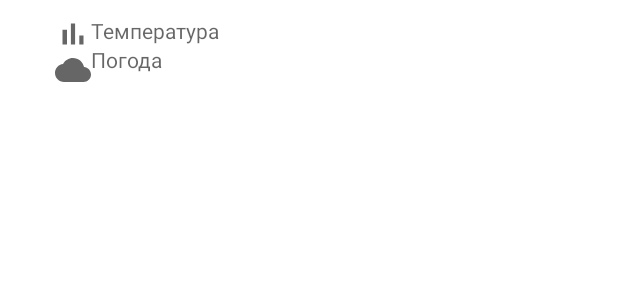
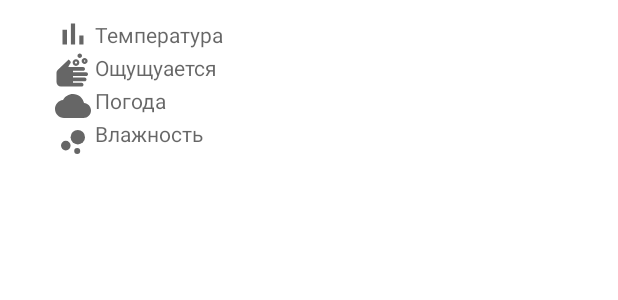
Before and after one commit to alf3ratz/AvitoWeather, an Android app: the layout day_container.xml on its own in the app's theme, with its tools: preview values and no code run, on a phone screen of 412 x 824 dp. Shown: the top 300 px of the screen. Run offline under Robolectric (Android 15) with nearby library versions, the phone set to English and light mode, and no system bars.

Commit message:
eighth commit

```diff
--- a/app/src/main/java/hse/ru/avitoweather/ui/activities/MainActivity.kt
+++ b/app/src/main/java/hse/ru/avitoweather/ui/activities/MainActivity.kt
@@ -3,6 +3,8 @@ package hse.ru.avitoweather.ui.activities
 import androidx.appcompat.app.AppCompatActivity
 import android.os.Bundle
 import hse.ru.avitoweather.R
+import hse.ru.avitoweather.listeners.WeatherListener
+import hse.ru.avitoweather.models.HourEntity
 import hse.ru.avitoweather.ui.fragments.MainFragment
 
 class MainActivity : AppCompatActivity() {
@@ -18,4 +20,6 @@ class MainActivity : AppCompatActivity() {
             .replace(R.id.main_activity, MainFragment())
             .commit()
     }
+
+
 }
--- /dev/null
+++ b/app/src/main/res/drawable/ic_feels_like.xml
@@ -0,0 +1,10 @@
+<vector xmlns:android="http://schemas.android.com/apk/res/android"
+    android:width="24dp"
+    android:height="24dp"
+    android:viewportWidth="24"
+    android:viewportHeight="24"
+    android:tint="?attr/colorControlNormal">
+  <path
+      android:fillColor="@android:color/white"
+      android:pathData="M9.12,5l-7.18,6.79C1.34,12.35 1,13.14 1,13.97V20c0,1.66 1.34,3 3,3h6.25H12h5.75c0.69,0 1.25,-0.56 1.25,-1.25s-0.56,-1.25 -1.25,-1.25H12v-1h7.75c0.69,0 1.25,-0.56 1.25,-1.25S20.44,17 19.75,17H12v-1h8.75c0.69,0 1.25,-0.56 1.25,-1.25s-0.56,-1.25 -1.25,-1.25H12v-1h6.75c0.69,0 1.25,-0.56 1.25,-1.25S19.44,10 18.75,10H8.86c0.64,-1.11 1.48,-2.58 1.49,-2.61c0.09,-0.16 0.14,-0.33 0.14,-0.53c0,-0.26 -0.09,-0.5 -0.26,-0.7C10.22,6.12 9.12,5 9.12,5L9.12,5zM14,6.25c0.41,0 0.75,0.34 0.75,0.75S14.41,7.75 14,7.75S13.25,7.41 13.25,7S13.59,6.25 14,6.25M14,4.75c-1.24,0 -2.25,1.01 -2.25,2.25S12.76,9.25 14,9.25S16.25,8.24 16.25,7S15.24,4.75 14,4.75L14,4.75zM19.75,5.5c0.28,0 0.5,0.22 0.5,0.5s-0.22,0.5 -0.5,0.5s-0.5,-0.22 -0.5,-0.5S19.47,5.5 19.75,5.5M19.75,4c-1.1,0 -2,0.9 -2,2s0.9,2 2,2s2,-0.9 2,-2S20.85,4 19.75,4L19.75,4zM16.5,1C15.67,1 15,1.67 15,2.5S15.67,4 16.5,4C17.33,4 18,3.33 18,2.5S17.33,1 16.5,1z"/>
+</vector>
--- /dev/null
+++ b/app/src/main/res/drawable/ic_humidity.xml
@@ -0,0 +1,16 @@
+<vector xmlns:android="http://schemas.android.com/apk/res/android"
+    android:width="24dp"
+    android:height="24dp"
+    android:viewportWidth="24"
+    android:viewportHeight="24"
+    android:tint="?attr/colorControlNormal">
+  <path
+      android:fillColor="@android:color/white"
+      android:pathData="M7.2,14.4m-3.2,0a3.2,3.2 0,1 1,6.4 0a3.2,3.2 0,1 1,-6.4 0"/>
+  <path
+      android:fillColor="@android:color/white"
+      android:pathData="M14.8,18m-2,0a2,2 0,1 1,4 0a2,2 0,1 1,-4 0"/>
+  <path
+      android:fillColor="@android:color/white"
+      android:pathData="M15.2,8.8m-4.8,0a4.8,4.8 0,1 1,9.6 0a4.8,4.8 0,1 1,-9.6 0"/>
+</vector>
--- a/app/src/main/res/layout/day_container.xml
+++ b/app/src/main/res/layout/day_container.xml
@@ -5,7 +5,7 @@
     <data>
 
         <variable
-            name="info"
+            name="weatherInfo"
             type="hse.ru.avitoweather.models.HourEntity" />
     </data>
 
@@ -28,10 +28,32 @@
             android:id="@+id/temperatureText"
             android:layout_width="wrap_content"
             android:layout_height="wrap_content"
+            android:layout_marginTop="@dimen/_2sdp"
+            android:layout_marginStart="@dimen/_2sdp"
             android:hint="Температура"
-            android:text="@{`Температура: ` + info.temperature}"
+            android:text="@{`Температура: ` + weatherInfo.temperature}"
             app:layout_constraintStart_toEndOf="@id/temperatureIcon"
             app:layout_constraintTop_toTopOf="parent" />
+        <ImageView
+            android:id="@+id/feelingsIcon"
+            android:layout_width="wrap_content"
+            android:layout_height="wrap_content"
+            android:layout_marginStart="@dimen/_20sdp"
+            android:layout_marginEnd="@dimen/_20sdp"
+            android:src="@drawable/ic_feels_like"
+            app:layout_constraintStart_toStartOf="parent"
+            app:layout_constraintTop_toBottomOf="@id/temperatureIcon" />
+
+        <TextView
+            android:id="@+id/feelingsText"
+            android:layout_width="wrap_content"
+            android:layout_height="wrap_content"
+            android:layout_marginTop="@dimen/_2sdp"
+            android:layout_marginStart="@dimen/_2sdp"
+            android:hint="Ощущуается"
+            android:text="@{`Ощущается: ` + weatherInfo.feelsLike + `°C`}"
+            app:layout_constraintStart_toEndOf="@id/feelingsIcon"
+            app:layout_constraintTop_toBottomOf="@id/temperatureText" />
 
         <ImageView
             android:id="@+id/weatherIcon"
@@ -41,16 +63,39 @@
             android:layout_marginEnd="@dimen/_20sdp"
             android:src="@drawable/ic_cloud"
             app:layout_constraintStart_toStartOf="parent"
-            app:layout_constraintTop_toBottomOf="@id/temperatureIcon" />
+            app:layout_constraintTop_toBottomOf="@id/feelingsIcon" />
 
         <TextView
             android:id="@+id/weatherDescription"
             android:layout_width="wrap_content"
             android:layout_height="wrap_content"
+            android:layout_marginTop="@dimen/_2sdp"
+            android:layout_marginStart="@dimen/_2sdp"
             android:hint="Погода"
-            android:text="@{`Температура: ` + info.weather[0].description}"
+            android:text="@{`Погода: ` + weatherInfo.weather[0].description}"
             app:layout_constraintStart_toEndOf="@id/weatherIcon"
-            app:layout_constraintTop_toBottomOf="@id/temperatureText" />
+            app:layout_constraintTop_toBottomOf="@id/feelingsText" />
+        <ImageView
+            android:id="@+id/humidityIcon"
+            android:layout_width="wrap_content"
+            android:layout_height="wrap_content"
+            android:layout_marginStart="@dimen/_20sdp"
+            android:layout_marginEnd="@dimen/_20sdp"
+            android:src="@drawable/ic_humidity"
+            app:layout_constraintStart_toStartOf="parent"
+            app:layout_constraintTop_toBottomOf="@id/weatherIcon" />
+
+        <TextView
+            android:id="@+id/humidityText"
+            android:layout_width="wrap_content"
+            android:layout_height="wrap_content"
+            android:layout_marginTop="@dimen/_2sdp"
+            android:layout_marginStart="@dimen/_2sdp"
+            android:hint="Влажность"
+            android:text="@{`Влажность: ` + weatherInfo.humidity+ `%`}"
+            app:layout_constraintStart_toEndOf="@id/humidityIcon"
+            app:layout_constraintTop_toBottomOf="@id/weatherDescription" />
+
 
     </androidx.constraintlayout.widget.ConstraintLayout>
 </layout>
--- a/app/src/main/res/layout/fragment_main.xml
+++ b/app/src/main/res/layout/fragment_main.xml
@@ -91,7 +91,6 @@
             android:layout_width="match_parent"
             android:layout_height="0dp"
             android:clipToPadding="false"
-            android:onClick="onWeatherClicked"
             android:orientation="vertical"
             android:paddingStart="@dimen/_4sdp"
             android:paddingTop="@dimen/_4sdp"
```
Also changed, not shown: app/src/main/java/hse/ru/avitoweather/adapters/WeatherAdapter.kt (+23 -19 lines), app/src/main/java/hse/ru/avitoweather/listeners/WeatherListener.kt (added, +7 -0 lines), app/src/main/java/hse/ru/avitoweather/ui/fragments/MainFragment.kt (+14 -3 lines).
